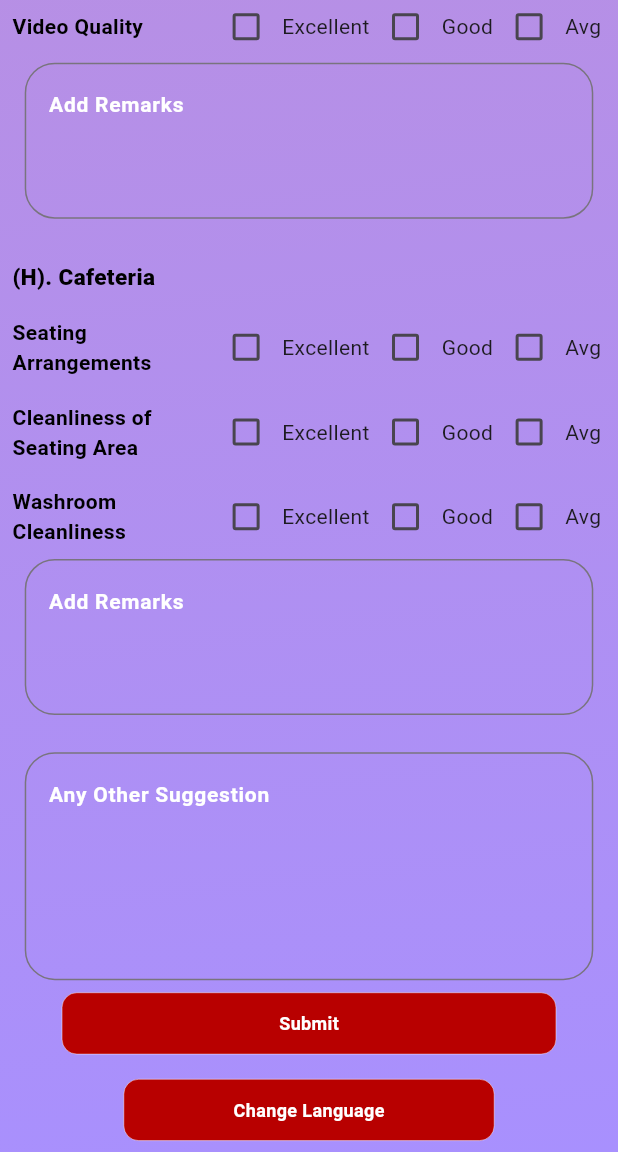
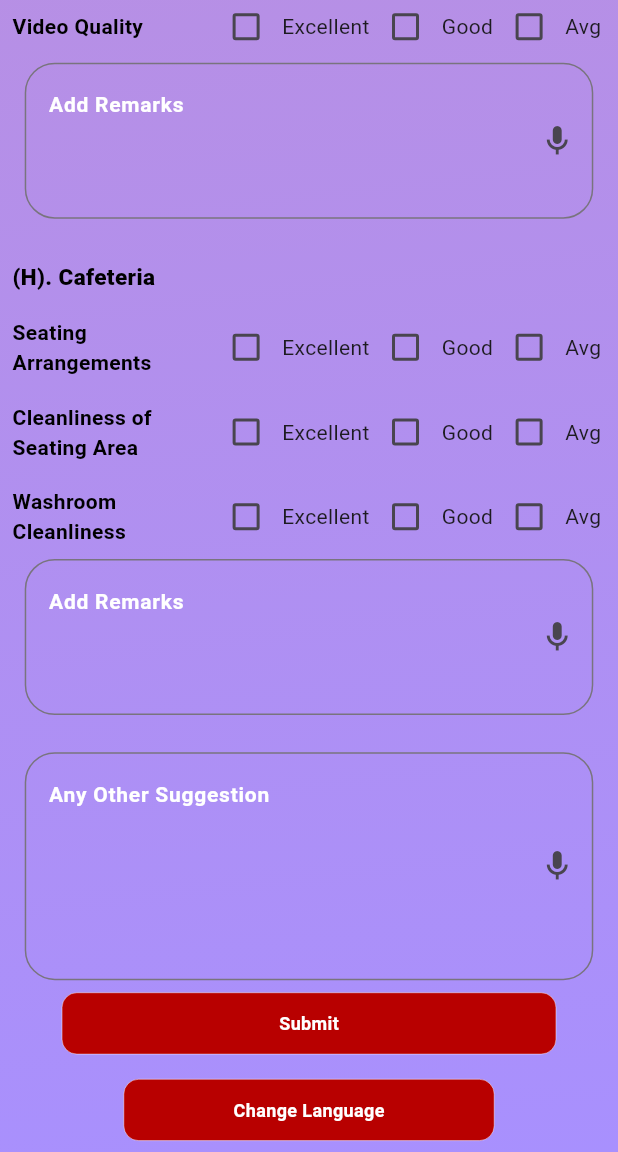
Before and after one commit to mipa1304/sou_feedback_app, a Flutter app: the FeedbackScreen screen opened directly, scrolled down 2880 dp, on a phone screen of 412 x 824 dp, the part 84-1236 px from its top. Run offline on Flutter 3.47's test engine with Material 3 defaults, Android fonts, the light colour scheme and no system bars; our stand-ins replace cloud_firestore, firebase_auth, firebase_core, fluttertoast, get, get_it and 4 more; missing offline and left inert: fimber, firebase_app_check, qr_code_scanner; accounts and stored records are empty.

Commit message:
mic logo add

```diff
--- a/lib/provider/base_model.dart
+++ b/lib/provider/base_model.dart
@@ -76,7 +76,7 @@ class BaseModel extends ChangeNotifier {
 
     return update_Srno
         .doc('CXXxGjqj3C0fyaCNSfqG')
-        .update({'sr_no': '$newSrno'})
+        .update({'sr_no':'$newSrno'})
         .then((value) => print("Sr No Update Successfully"))
         .catchError((e) => print("Failed to update Sr No: $e"));
   }
--- a/lib/src/screens/FeedbackForm/feedback.dart
+++ b/lib/src/screens/FeedbackForm/feedback.dart
@@ -325,6 +325,7 @@ class _FeedbackScreenState extends State<FeedbackScreen> {
 
   @override
   Widget build(BuildContext context) {
+
     var size = MediaQuery.sizeOf(context);
 
     return ChangeNotifierProvider<FeedbackFormViewModel>(
@@ -876,6 +877,9 @@ class _FeedbackScreenState extends State<FeedbackScreen> {
                                           {viewModel.remark = str},
                                       controller: _feedbackA,
                                       decoration: InputDecoration(
+                                        suffixIcon: IconButton(
+                                            onPressed: () {},
+                                            icon: Icon(Icons.mic_sharp)),
                                         focusedBorder: OutlineInputBorder(
                                           borderRadius:
                                               BorderRadius.circular(20.0),
@@ -1421,6 +1425,9 @@ class _FeedbackScreenState extends State<FeedbackScreen> {
                                       maxLines: 3,
                                       controller: _feedbackB,
                                       decoration: InputDecoration(
+                                        suffixIcon: IconButton(
+                                            onPressed: () {},
+                                            icon: Icon(Icons.mic_sharp)),
                                         focusedBorder: OutlineInputBorder(
                                           borderRadius:
                                               BorderRadius.circular(20.0),
@@ -1718,6 +1725,9 @@ class _FeedbackScreenState extends State<FeedbackScreen> {
                                         viewModel.remark_c = str;
                                       },
                                       decoration: InputDecoration(
+                                        suffixIcon: IconButton(
+                                            onPressed: () {},
+                                            icon: Icon(Icons.mic_sharp)),
                                         focusedBorder: OutlineInputBorder(
                                           borderRadius:
                                               BorderRadius.circular(20.0),
@@ -2113,6 +2123,9 @@ class _FeedbackScreenState extends State<FeedbackScreen> {
                                         viewModel.remark_d = str;
                                       },
                                       decoration: InputDecoration(
+                                        suffixIcon: IconButton(
+                                            onPressed: () {},
+                                            icon: Icon(Icons.mic_sharp)),
                                         focusedBorder: OutlineInputBorder(
                                           borderRadius:
                                               BorderRadius.circular(20.0),
@@ -2417,6 +2430,9 @@ class _FeedbackScreenState extends State<FeedbackScreen> {
                                             viewModel.remark_e = str;
                                           },
                                           decoration: InputDecoration(
+                                            suffixIcon: IconButton(
+                                                onPressed: () {},
+                                                icon: Icon(Icons.mic_sharp)),
                                             focusedBorder: OutlineInputBorder(
                                               borderRadius:
                                                   BorderRadius.circular(20.0),
@@ -2724,6 +2740,9 @@ class _FeedbackScreenState extends State<FeedbackScreen> {
                                             viewModel.remark_f = str;
                                           },
                                           decoration: InputDecoration(
+                                            suffixIcon: IconButton(
+                                                onPressed: () {},
+                                                icon: Icon(Icons.mic_sharp)),
                                             focusedBorder: OutlineInputBorder(
                                               borderRadius:
                                                   BorderRadius.circular(20.0),
@@ -3107,6 +3126,9 @@ class _FeedbackScreenState extends State<FeedbackScreen> {
                                             viewModel.remark_g = str;
                                           },
                                           decoration: InputDecoration(
+                                            suffixIcon: IconButton(
+                                                onPressed: () {},
+                                                icon: Icon(Icons.mic_sharp)),
                                             focusedBorder: OutlineInputBorder(
                                               borderRadius:
                                                   BorderRadius.circular(20.0),
@@ -3428,6 +3450,9 @@ class _FeedbackScreenState extends State<FeedbackScreen> {
                                             viewModel.remark_h = str;
                                           },
                                           decoration: InputDecoration(
+                                            suffixIcon: IconButton(
+                                                onPressed: () {},
+                                                icon: Icon(Icons.mic_sharp)),
                                             focusedBorder: OutlineInputBorder(
                                               borderRadius:
                                                   BorderRadius.circular(20.0),
@@ -3465,6 +3490,9 @@ class _FeedbackScreenState extends State<FeedbackScreen> {
                                             viewModel.other_suggestion = str;
                                           },
                                           decoration: InputDecoration(
+                                            suffixIcon: IconButton(
+                                                onPressed: () {},
+                                                icon: Icon(Icons.mic_sharp)),
                                             focusedBorder: OutlineInputBorder(
                                               borderRadius:
                                                   BorderRadius.circular(20.0),
```
Also changed, not shown: pubspec.yaml (+9 -8 lines), pubspec.lock, 3 other files.
